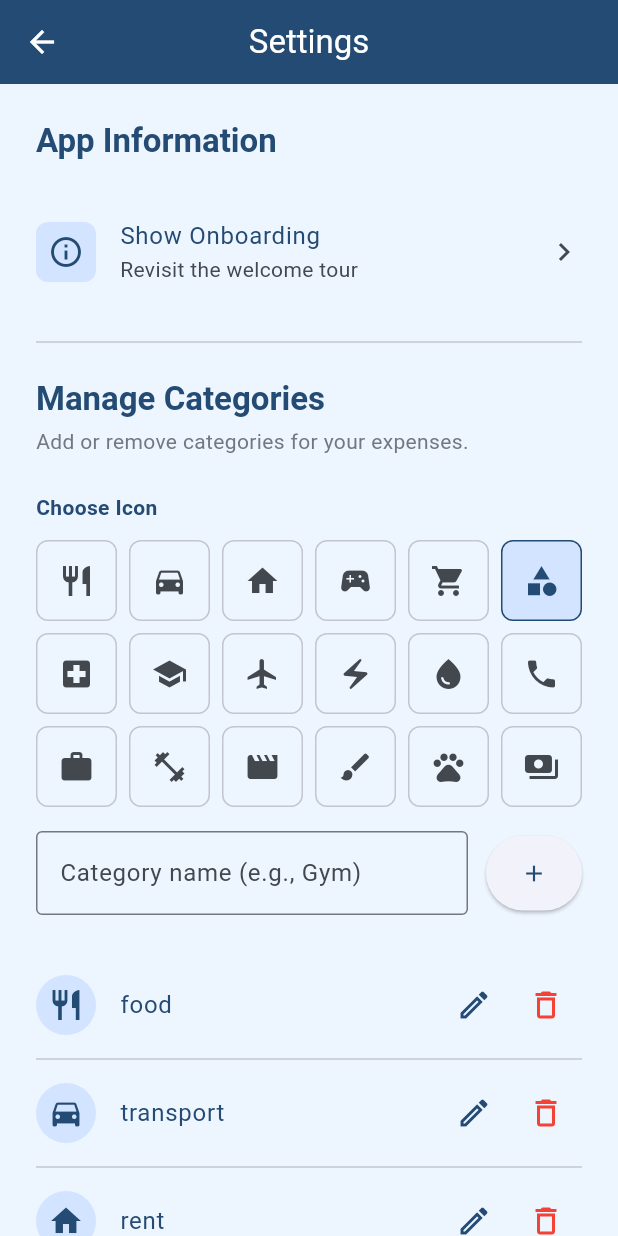
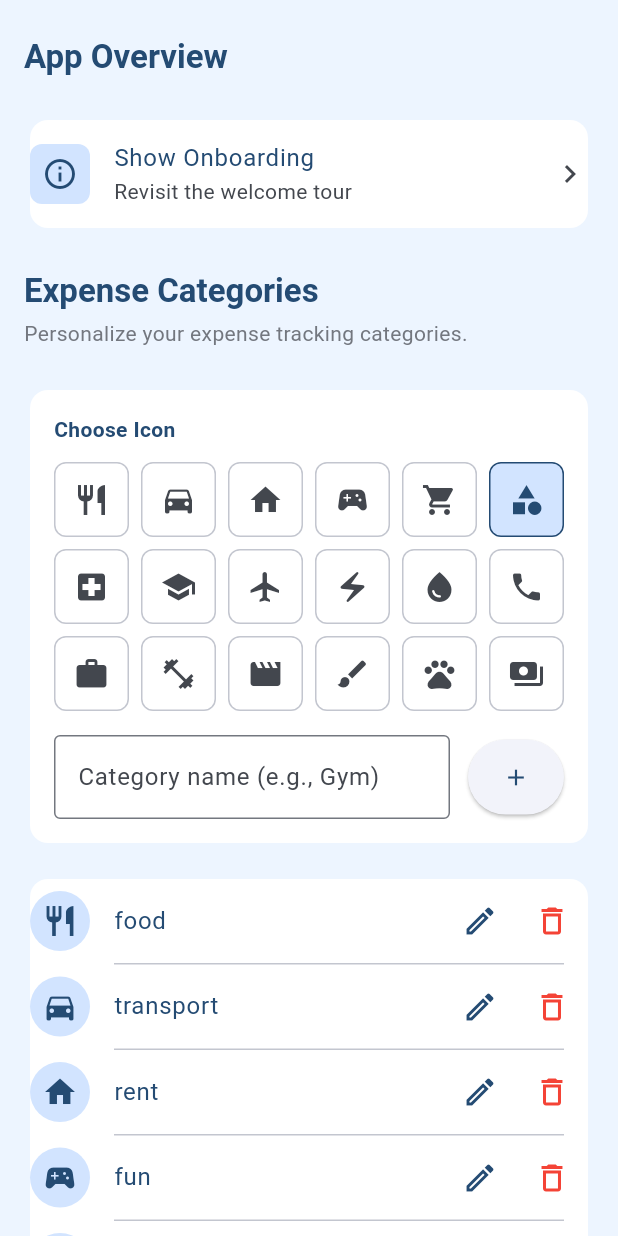
Before and after one commit to HenintsoaPaul/poketra-vy, a Flutter app: the SettingsScreen widget shown alone on an empty page, opened directly, on a phone screen of 412 x 824 dp. Run offline on Flutter 3.47's test engine with Material 3 defaults, Android fonts, the phone set to English and light mode, and no system bars; our stand-ins replace fl_chart, flutter_riverpod, go_router, hive, hive_flutter, speech_to_text; accounts and stored records are empty.

Commit message:
revamp: settings

```diff
--- a/lib/app_router.dart
+++ b/lib/app_router.dart
@@ -19,7 +19,7 @@ final appRouter = GoRouter(
     StatefulShellRoute.indexedStack(
       builder: (context, state, navigationShell) {
         return _OnboardingWrapper(
-          child: ScaffoldWithNavBar(navigationShell: navigationShell),
+          child: AppShell(navigationShell: navigationShell),
         );
       },
       branches: [
--- a/lib/features/settings/screens/settings_screen.dart
+++ b/lib/features/settings/screens/settings_screen.dart
@@ -12,32 +12,43 @@ class SettingsScreen extends ConsumerWidget {
   Widget build(BuildContext context, WidgetRef ref) {
     final categories = ref.watch(categoriesProvider);
 
-    return Scaffold(
-      appBar: AppBar(title: const Text('Settings'), centerTitle: true),
-      body: CustomScrollView(
+    return Container(
+      color: const Color(0xFFEDF5FF),
+      child: CustomScrollView(
         slivers: [
           SliverPadding(
-            padding: const EdgeInsets.all(24),
+            padding: const EdgeInsets.symmetric(horizontal: 16, vertical: 24),
             sliver: SliverList(
               delegate: SliverChildListDelegate([
                 /// App Information Section
                 const _SettingsSection(
-                  title: 'App Information',
-                  children: [_OnboardingListTile()],
+                  title: 'App Overview',
+                  children: [
+                    Card(
+                      elevation: 0,
+                      color: Colors.white,
+                      child: _OnboardingListTile(),
+                    ),
+                  ],
                 ),
 
-                const Padding(
-                  padding: EdgeInsets.symmetric(vertical: 16),
-                  child: Divider(),
-                ),
+                /// Spacer
+                const SizedBox(height: 24),
 
                 /// Category Management Section
                 _SettingsSection(
-                  title: 'Manage Categories',
-                  subtitle: 'Add or remove categories for your expenses.',
+                  title: 'Expense Categories',
+                  subtitle: 'Personalize your expense tracking categories.',
                   children: [
-                    const _AddCategoryForm(),
-                    const SizedBox(height: 32),
+                    const Card(
+                      elevation: 0,
+                      color: Colors.white,
+                      child: Padding(
+                        padding: EdgeInsets.all(16.0),
+                        child: _AddCategoryForm(),
+                      ),
+                    ),
+                    const SizedBox(height: 16),
                     if (categories.isEmpty)
                       const Center(
                         child: Padding(
@@ -46,13 +57,21 @@ class SettingsScreen extends ConsumerWidget {
                         ),
                       )
                     else
-                      ListView.separated(
-                        shrinkWrap: true,
-                        physics: const NeverScrollableScrollPhysics(),
-                        itemCount: categories.length,
-                        separatorBuilder: (context, index) => const Divider(),
-                        itemBuilder: (context, index) =>
-                            _CategoryListItem(category: categories[index]),
+                      Card(
+                        elevation: 0,
+                        color: Colors.white,
+                        child: ListView.separated(
+                          shrinkWrap: true,
+                          physics: const NeverScrollableScrollPhysics(),
+                          itemCount: categories.length,
+                          separatorBuilder: (context, index) => const Divider(
+                            height: 1,
+                            indent: 56,
+                            endIndent: 16,
+                          ),
+                          itemBuilder: (context, index) =>
+                              _CategoryListItem(category: categories[index]),
+                        ),
                       ),
                   ],
                 ),
```
